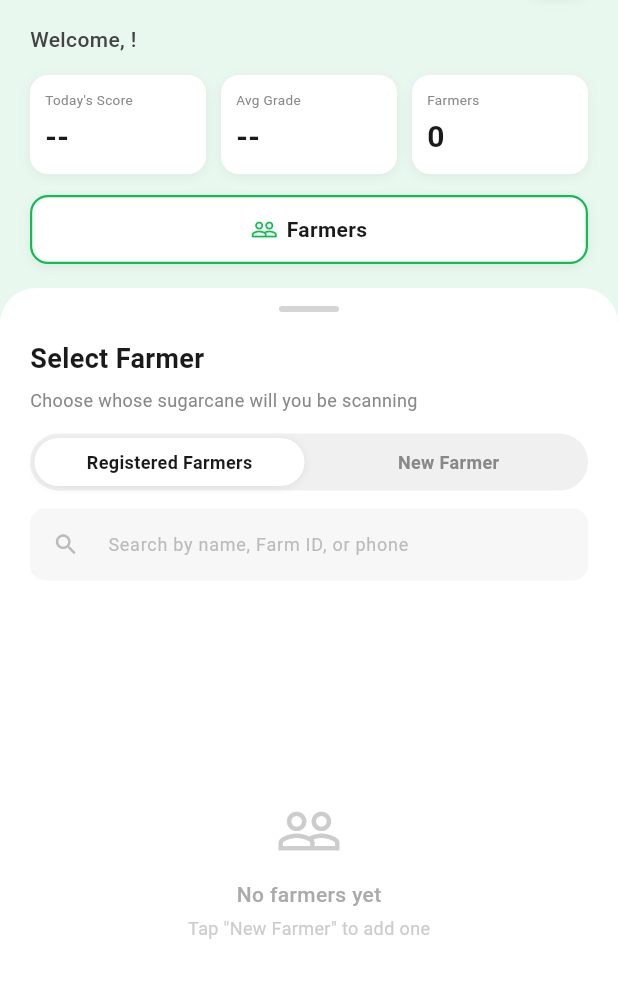
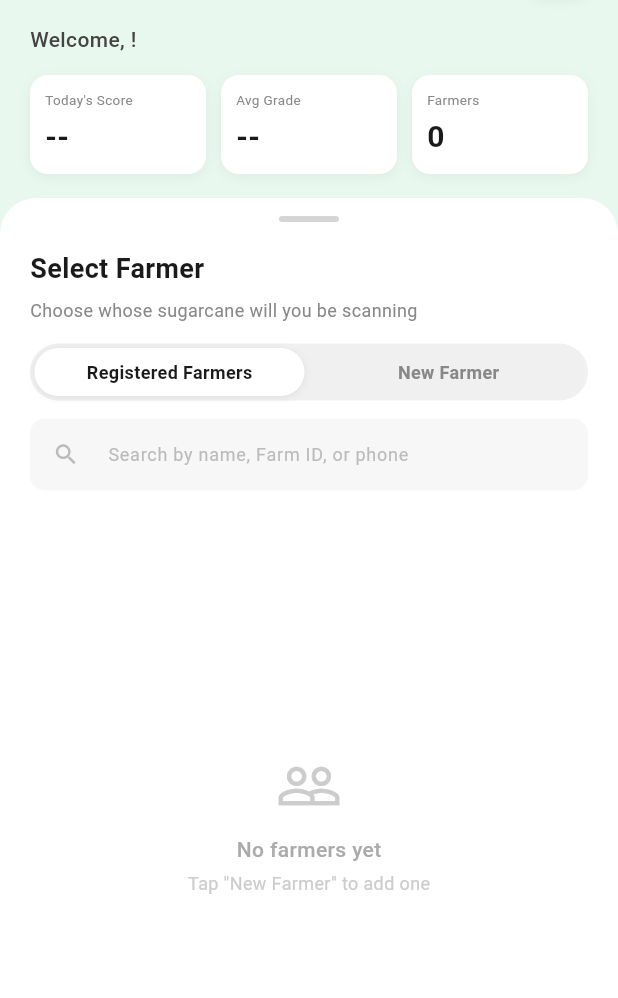
Before and after one commit to Angeloooww/CaneVision, a Flutter app: the MainPage screen opened directly, on a phone screen of 412 x 824 dp, the part 90-1088 px from its top. Run offline on Flutter 3.47's test engine with Material 3 defaults, Android fonts, the phone set to English and light mode, and no system bars; our stand-ins replace cloud_firestore, firebase_auth, firebase_core, firebase_storage, image_picker, pdf and 1 more; missing offline and left inert: file_saver, tflite_flutter; accounts and stored records are empty.

Commit message:
removed the highlighed button

```diff
--- a/lib/main_page.dart
+++ b/lib/main_page.dart
@@ -387,14 +387,6 @@ class _MainPageState extends State<MainPage>
                       ),
                     ),
 
-                    const SizedBox(height: 14),
-
-                    // ── Farmers (single) tab button ───────────────────────
-                    Padding(
-                      padding: const EdgeInsets.symmetric(horizontal: 20),
-                      child: _buildFarmersHeaderButton(),
-                    ),
-
                     const SizedBox(height: 16),
                   ],
                 ),
@@ -447,37 +439,6 @@ class _MainPageState extends State<MainPage>
             ),
           ),
         ),
-      ),
-    );
-  }
-
-  // ── The single "Farmers" header button (always active) ────────
-  Widget _buildFarmersHeaderButton() {
-    return Container(
-      height: 46,
-      width: double.infinity,
-      decoration: BoxDecoration(
-        color: Colors.white,
-        borderRadius: BorderRadius.circular(12),
-        boxShadow: [
-          BoxShadow(
-              color: Colors.black.withOpacity(0.06),
-              blurRadius: 6,
-              offset: const Offset(0, 2))
-        ],
-        border: Border.all(color: const Color(0xFF11BD51), width: 1.5),
-      ),
-      child: const Row(
-        mainAxisAlignment: MainAxisAlignment.center,
-        children: [
-          Icon(Icons.people_outline, size: 18, color: Color(0xFF11BD51)),
-          SizedBox(width: 6),
-          Text('Farmers',
-              style: TextStyle(
-                  fontSize: 14,
-                  fontWeight: FontWeight.w600,
-                  color: Color(0xFF1A1A1A))),
-        ],
       ),
     );
   }
```
